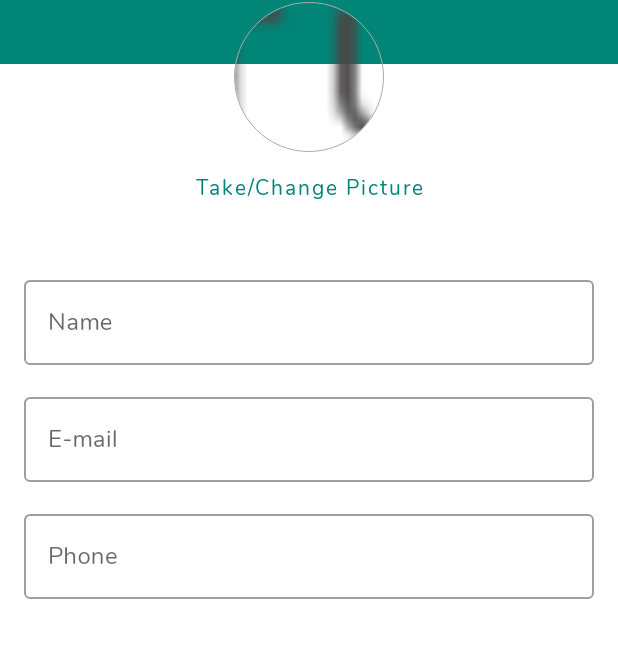
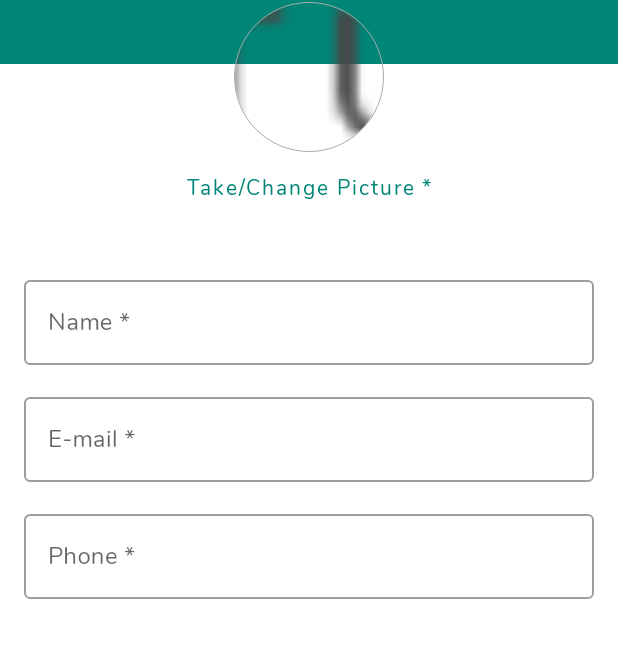
Before and after one commit to photizzo/NatureFarmApp, an Android app: the screen it shows after launch (AddFarmActivity), after a tap on an icon or button, on a phone screen of 412 x 824 dp. Shown: the part 245-890 px from the top of the screen. Run offline under Robolectric (Android 15) with nearby library versions, the phone set to English and light mode, and no system bars; our stand-ins replace CircleImageView, Dagger/Hilt's generated code, Room's generated code, RxJava, Timber and 1 more; 1 statement that could not run was skipped.

Commit message:
Added user can complete add farmer section

```diff
--- a/app/src/main/java/com/threedee/nature/add/AddFarmActivity.kt
+++ b/app/src/main/java/com/threedee/nature/add/AddFarmActivity.kt
@@ -7,21 +7,35 @@ import androidx.appcompat.app.AppCompatActivity
 import androidx.databinding.DataBindingUtil
 import androidx.fragment.app.Fragment
 import androidx.fragment.app.FragmentActivity
+import androidx.lifecycle.Observer
+import androidx.lifecycle.ViewModelProvider
 import androidx.viewpager2.adapter.FragmentStateAdapter
 import androidx.viewpager2.widget.ViewPager2
 import com.threedee.nature.R
 import com.threedee.nature.databinding.ActivityAddFarmBinding
 import com.threedee.nature.home.MainActivity
+import com.threedee.presentation.viewmodel.FarmViewModel
 import dagger.android.support.DaggerAppCompatActivity
+import javax.inject.Inject
 
 class AddFarmActivity : DaggerAppCompatActivity() {
-
+    @Inject
+    lateinit var viewModelFactory: ViewModelProvider.Factory
+    private lateinit var farmViewModel: FarmViewModel
     private lateinit var viewPagerAdapter: AddFarmPagerAdapter
     private lateinit var binding: ActivityAddFarmBinding
     override fun onCreate(savedInstanceState: Bundle?) {
         super.onCreate(savedInstanceState)
         binding = DataBindingUtil.setContentView(this, R.layout.activity_add_farm)
+        initViewModel()
         setupViewPager()
+    }
+
+    private fun initViewModel() {
+        farmViewModel = ViewModelProvider(this, viewModelFactory).get(FarmViewModel::class.java)
+        farmViewModel.currentPage.observe(this, Observer { currentPage ->
+           binding.viewpager.currentItem = currentPage
+        })
     }
 
     private fun setupViewPager() {
@@ -29,13 +43,8 @@ class AddFarmActivity : DaggerAppCompatActivity() {
         binding.viewpager.apply {
             adapter = viewPagerAdapter
             offscreenPageLimit = ViewPager2.OFFSCREEN_PAGE_LIMIT_DEFAULT
-            registerOnPageChangeCallback(object : ViewPager2.OnPageChangeCallback() {
-                override fun onPageSelected(position: Int) {
-                    selectedTabPosition = position
-                }
-            })
-            currentItem = selectedTabPosition
-//            isUserInputEnabled = false
+            currentItem = farmViewModel.currentPage.value ?: 0
+            isUserInputEnabled = false
         }
     }
 
@@ -52,14 +61,9 @@ class AddFarmActivity : DaggerAppCompatActivity() {
     }
 
     companion object {
-        internal const val TRANSACTION_SCREEN_OFFSCREEN_LIMIT = 2
         internal const val TRANSACTION_SCREENS_NUMBER = 2
-
         internal const val ADD_FARMER_POSITION = 0
         internal const val ADD_FARM_LOCATION_POSITION = 1
-
-        // Added here to not confuse with usages of this variable in onPageSelected()
-        private var selectedTabPosition = 0
 
         fun startActivity(context: Context) {
             context.startActivity(Intent(context, AddFarmActivity::class.java))
--- a/app/src/main/res/layout/layout_farmer_details.xml
+++ b/app/src/main/res/layout/layout_farmer_details.xml
@@ -23,7 +23,7 @@
                     android:layout_height="wrap_content"
                     android:insetTop="0dp"
                     android:insetBottom="0dp"
-                    android:text="Take/Change Picture"
+                    android:text="Take/Change Picture *"
                     android:textAllCaps="false"
                     android:textColor="@color/colorPrimary"
                     app:layout_constraintEnd_toEndOf="@+id/profileImageView"
@@ -98,7 +98,7 @@
                     android:layout_marginTop="32dp"
                     android:layout_marginEnd="16dp"
                     android:elevation="2dp"
-                    android:hint="Name"
+                    android:hint="Name *"
                     app:layout_constraintEnd_toEndOf="parent"
                     app:layout_constraintStart_toStartOf="parent"
                     app:layout_constraintTop_toBottomOf="@+id/takePhotoButton">
@@ -118,7 +118,7 @@
                     android:layout_marginTop="16dp"
                     android:layout_marginEnd="16dp"
                     android:elevation="2dp"
-                    android:hint="Phone"
+                    android:hint="Phone *"
                     app:layout_constraintEnd_toEndOf="parent"
                     app:layout_constraintStart_toStartOf="parent"
                     app:layout_constraintTop_toBottomOf="@+id/emailTextField">
@@ -139,7 +139,7 @@
                     android:layout_marginTop="16dp"
                     android:layout_marginEnd="16dp"
                     android:elevation="2dp"
-                    android:hint="E-mail"
+                    android:hint="E-mail *"
                     app:layout_constraintEnd_toEndOf="parent"
                     app:layout_constraintStart_toStartOf="parent"
                     app:layout_constraintTop_toBottomOf="@+id/nameTextField">
--- /dev/null
+++ b/app/src/main/res/xml/file_paths.xml
@@ -0,0 +1,4 @@
+<?xml version="1.0" encoding="utf-8"?>
+<paths xmlns:android="http://schemas.android.com/apk/res/android">
+    <external-files-path name="my_images" path="/" />
+</paths>
--- a/presentation/src/main/java/com/threedee/presentation/viewmodel/FarmViewModel.kt
+++ b/presentation/src/main/java/com/threedee/presentation/viewmodel/FarmViewModel.kt
@@ -1,5 +1,6 @@
 package com.threedee.presentation.viewmodel
 
+import androidx.lifecycle.LiveData
 import androidx.lifecycle.MutableLiveData
 import androidx.lifecycle.ViewModel
 import com.threedee.domain.interactor.farm.AddFarm
@@ -8,6 +9,8 @@ import com.threedee.domain.interactor.farm.GetFarms
 import com.threedee.domain.interactor.farm.LoginUser
 import com.threedee.domain.interactor.farm.UpdateFarm
 import com.threedee.domain.model.Farm
+import com.threedee.domain.model.FarmLocation
+import com.threedee.domain.model.Farmer
 import com.threedee.presentation.state.Resource
 import com.threedee.presentation.state.ResourceState
 import io.reactivex.observers.DisposableCompletableObserver
@@ -32,16 +35,21 @@ open class FarmViewModel @Inject constructor(
     private val _loginUserLiveData: MutableLiveData<Resource<Unit>> = MutableLiveData()
 
     //exposing MutableLivedata to corresponding Livedata objects
-    val getFarmsLiveData: MutableLiveData<Resource<List<Farm>>>
+    val getFarmsLiveData: LiveData<Resource<List<Farm>>>
         get() = _getFarmsLiveData
-    val addFarmLiveData: MutableLiveData<Resource<Unit>>
+    val addFarmLiveData: LiveData<Resource<Unit>>
         get() = _addFarmLiveData
-    val deleteFarmLiveData: MutableLiveData<Resource<Unit>>
+    val deleteFarmLiveData: LiveData<Resource<Unit>>
         get() = _deleteFarmLiveData
-    val updateFarmLiveData: MutableLiveData<Resource<Unit>>
+    val updateFarmLiveData: LiveData<Resource<Unit>>
         get() = _updateFarmLiveData
-    val loginUserLiveData: MutableLiveData<Resource<Unit>>
+    val loginUserLiveData: LiveData<Resource<Unit>>
         get() = _loginUserLiveData
+
+    //adding farms data
+    var currentPage: MutableLiveData<Int> = MutableLiveData()
+    var farmer: MutableLiveData<Farmer> = MutableLiveData()
+    var farmLocation: MutableLiveData<FarmLocation> = MutableLiveData()
 
     override fun onCleared() {
         getFarms.dispose()
```
Also changed, not shown: app/src/main/AndroidManifest.xml (+11 -0 lines), app/src/main/java/com/threedee/nature/add/AddFarmersFragment.kt (+108 -1 lines), app/src/main/java/com/threedee/nature/home/MainActivity.kt (+16 -9 lines), app/src/main/java/com/threedee/nature/util/Extensions.kt (+29 -0 lines).
